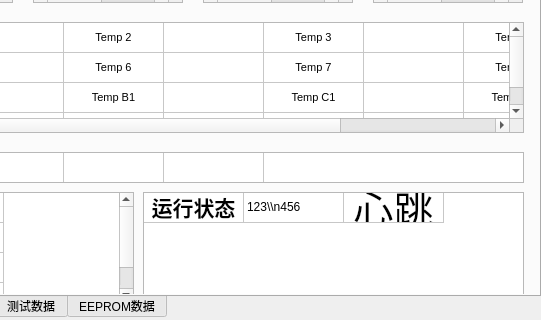
Above: tkbmwidget.ui from 519822108/TKBM200V3 before the change; both pictures show x 359 to 900 and y 350 to 670 of the 900 by 670 pixel window. Below: the same form after it.
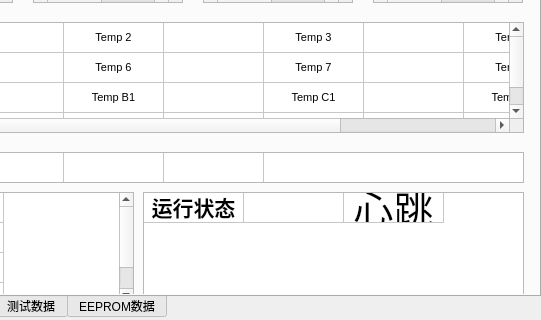
That is the form after the change.

```diff
--- a/tkbmwidget.ui
+++ b/tkbmwidget.ui
@@ -3211,7 +3211,7 @@
      </item>
      <item row="0" column="1">
       <property name="text">
-       <string>123\\n456</string>
+       <string> </string>
       </property>
       <property name="flags">
        <set>ItemIsDragEnabled|ItemIsUserCheckable|ItemIsEnabled</set>
```
